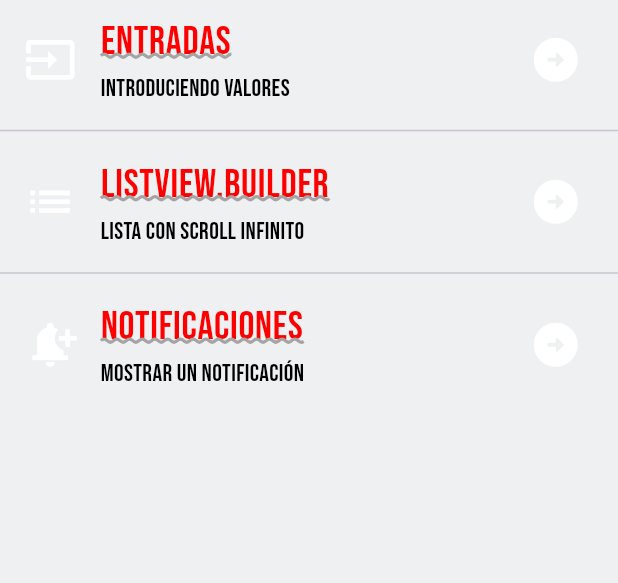
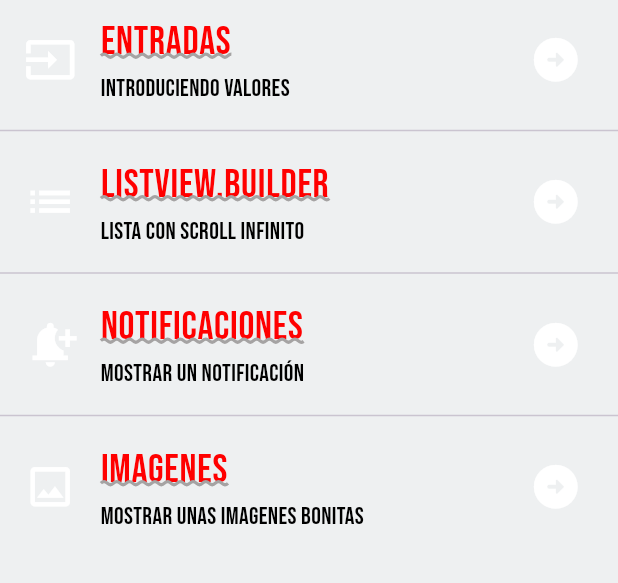
Before and after one commit to ifranco07/componentes_flutter, a Flutter app: the screen it shows after launch, on a phone screen of 412 x 824 dp, the part 84-667 px from its top. Run offline on Flutter 3.47's test engine with Material 3 defaults, Android fonts, the phone set to English and light mode, and no system bars; our stand-ins replace google_fonts.

Commit message:
Adding Image

```diff
--- a/lib/screens/home_screen.dart
+++ b/lib/screens/home_screen.dart
@@ -1,4 +1,5 @@
 import 'package:flutter/material.dart';
+import 'package:practica3/screens/images_screen.dart';
 import 'package:practica3/screens/infinite_scroll.dart';
 import 'package:practica3/screens/inputs_screen.dart';
 import 'package:practica3/screens/notifications_screen.dart';
@@ -90,7 +91,31 @@
                 Navigator.push(context, ruta3);
               },
             ),
-
+            const Divider(),
+            ListTile(
+              title: Text(
+                'Imagenes',
+                style: AppTheme.lightTheme.textTheme.headlineLarge,
+              ),
+              subtitle: Text(
+                'Mostrar unas imagenes bonitas',
+                style: AppTheme.lightTheme.textTheme.bodySmall,
+                ),
+              leading: IconTheme(
+                data: AppTheme.lightTheme.iconTheme,
+                child: const Icon(Icons.image_outlined),
+                ),
+              trailing: IconTheme(
+                data: AppTheme.lightTheme.iconTheme,
+                child: const Icon(Icons.arrow_circle_right_rounded),
+                ),
+               onTap: () {
+                final ruta4 = MaterialPageRoute(builder: (context) {
+                  return const ImagesScreen();
+                });
+                Navigator.push(context, ruta4);
+              },
+            ),
           ],
         ),
     );
--- a/pubspec.yaml
+++ b/pubspec.yaml
@@ -18,3 +18,5 @@
 
 flutter:
   uses-material-design: true
+  assets:
+    - assets/img/homer.png
```
Also changed, not shown: lib/screens/images_screen.dart (added, +25 -0 lines), assets/img/homer.png (added).
